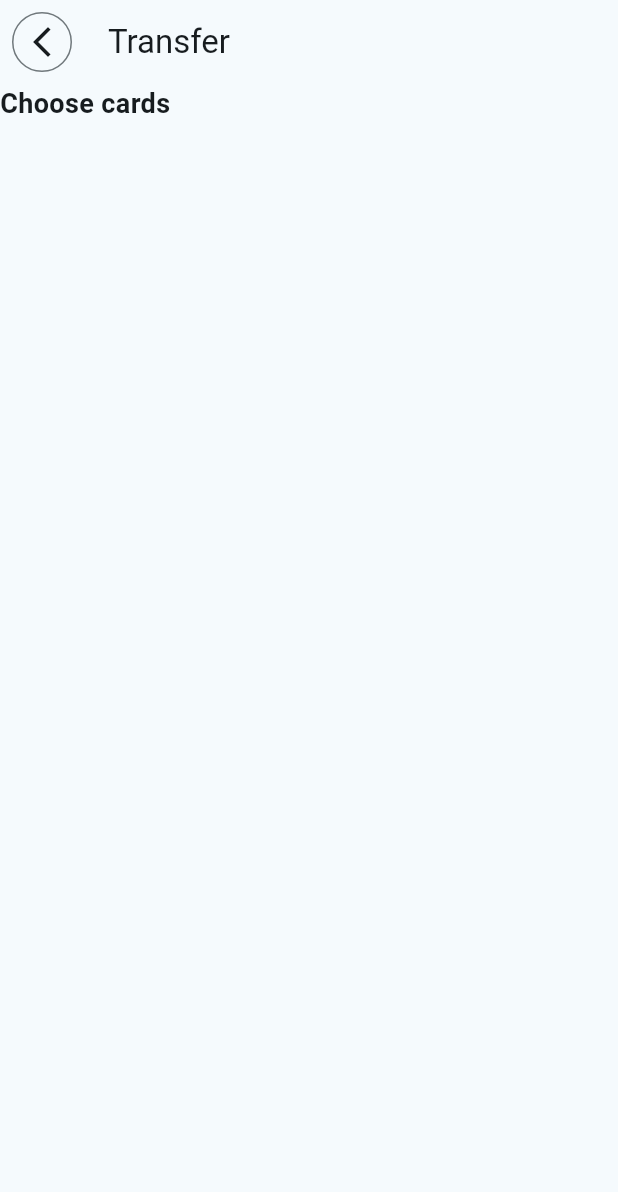
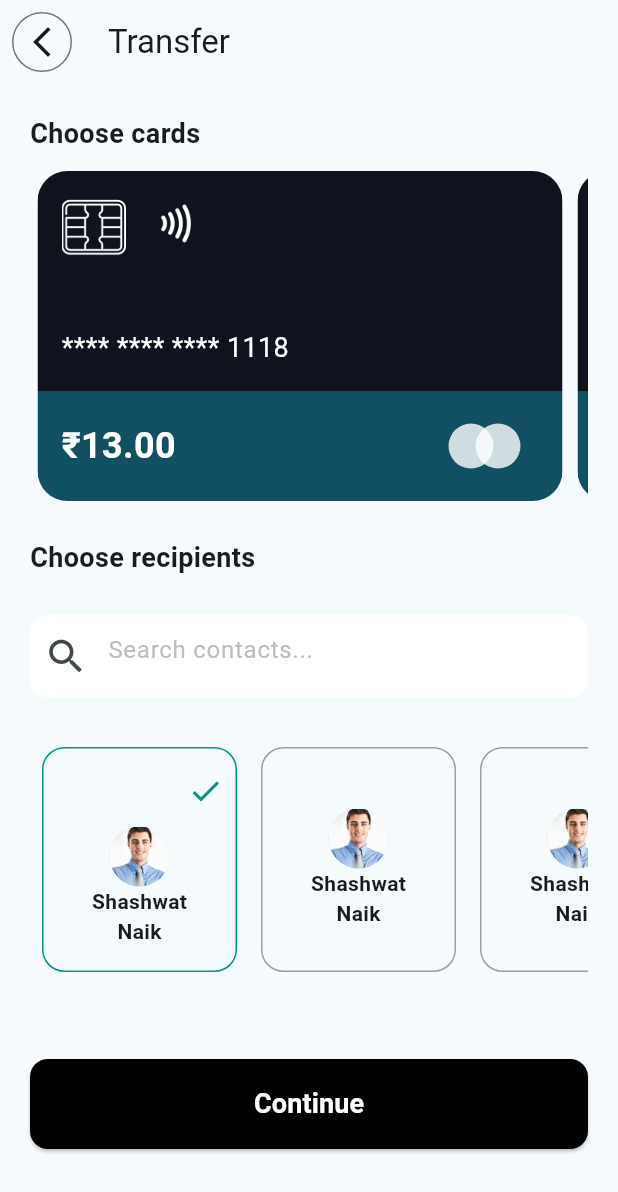
Before and after one commit to shashwat-naik/SmartPay, a Flutter app: the TransferMoney screen opened directly, on a phone screen of 412 x 824 dp. Shown: the top 1192 px of the screen. Run offline on Flutter 3.47's test engine with Material 3 defaults, Android fonts, the light colour scheme and no system bars; our stand-ins replace fl_chart.

Commit message:
Transfer Page Section

```diff
--- /dev/null
+++ b/lib/pages/top_up.dart
@@ -0,0 +1,17 @@
+import 'package:flutter/material.dart';
+
+class TopUpPage extends StatefulWidget {
+  const TopUpPage({super.key});
+
+  @override
+  State<TopUpPage> createState() => _TopUpPageState();
+}
+
+class _TopUpPageState extends State<TopUpPage> {
+  @override
+  Widget build(BuildContext context) {
+    return Scaffold(
+      body: Text("Hello"),
+    );
+  }
+}
--- a/lib/pages/transfer_money.dart
+++ b/lib/pages/transfer_money.dart
@@ -1,4 +1,5 @@
 import 'package:flutter/material.dart';
+import 'package:smart_pay/pages/top_up.dart';
 import 'package:smart_pay/widgets/credit_card.dart';
 
 class TransferMoney extends StatelessWidget {
@@ -15,6 +16,8 @@ class TransferMoney extends StatelessWidget {
         title: Text("Transfer"),
       ),
       body: SingleChildScrollView(
+        child: Padding(
+          padding: const EdgeInsets.all(20.0),
           child: Column(
             children: [
               Column(
@@ -27,16 +30,147 @@ class TransferMoney extends StatelessWidget {
                       fontWeight: FontWeight.bold,
                     ),
                   ),
-                SizedBox(height: 12,),
+                  SizedBox(
+                    height: 12,
+                  ),
                   SingleChildScrollView(
                     scrollDirection: Axis.horizontal,
-                  child: Row(),
+                    child: Row(
+                        children: List.generate(
+                            3,
+                            (index) => Padding(
+                                  padding:
+                                      EdgeInsets.symmetric(horizontal: 5.0),
+                                  child: CreditCard(),
+                                ))),
+                  )
+                ],
+              ),
+              SizedBox(
+                height: 25,
+              ),
+              Column(
+                crossAxisAlignment: CrossAxisAlignment.start,
+                children: [
+                  Text(
+                    "Choose recipients",
+                    style: TextStyle(
+                      fontSize: 18,
+                      fontWeight: FontWeight.bold,
+                    ),
+                  ),
+                  SizedBox(
+                    height: 25,
+                  ),
+                  Container(
+                    width: double.infinity,
+                    height: 55,
+                    alignment: Alignment.center,
+                    decoration: BoxDecoration(
+                      color: Colors.white,
+                      borderRadius: BorderRadius.circular(12),
+                    ),
+                    child: TextField(
+                      decoration: InputDecoration(
+                          hintText: 'Search contacts...',
+                          hintStyle: TextStyle(
+                            color: Colors.grey[400],
+                          ),
+                          border: InputBorder.none,
+                          prefixIcon: Icon(
+                            Icons.search,
+                            size: 30,
+                          )),
+                    ),
+                  ),
+                  SizedBox(
+                    height: 25,
+                  ),
+                  SingleChildScrollView(
+                      scrollDirection: Axis.horizontal,
+                      child: Row(
+                        children: List.generate(
+                          3,
+                          (index) => Padding(
+                            padding: const EdgeInsets.all(8.0),
+                            child: Container(
+                              width: 130,
+                              height: 150,
+                              decoration: BoxDecoration(
+                                  borderRadius: BorderRadius.circular(15),
+                                  border: Border.all(
+                                    color:
+                                        index == 0 ? Colors.teal : Colors.grey,
+                                  )),
+                              child: Column(
+                                mainAxisAlignment: MainAxisAlignment.center,
+                                children: [
+                                  index == 0
+                                      ? const Padding(
+                                          padding: EdgeInsets.symmetric(
+                                              horizontal: 8.0),
+                                          child: Row(
+                                            mainAxisAlignment:
+                                                MainAxisAlignment.end,
+                                            children: [
+                                              Icon(
+                                                Icons.check,
+                                                color: Colors.teal,
+                                              )
+                                            ],
+                                          ),
+                                        )
+                                      : const SizedBox(),
+                                  const SizedBox(height: 12),
+                                  const CircleAvatar(
+                                    radius: 20,
+                                    backgroundImage:
+                                        AssetImage("assets/person.jpeg"),
+                                  ),
+                                  const Text(
+                                    "Shashwat",
+                                    style:
+                                        TextStyle(fontWeight: FontWeight.bold),
+                                  ),
+                                  const Text(
+                                    "Naik",
+                                    style:
+                                        TextStyle(fontWeight: FontWeight.bold),
+                                  )
+                                ],
+                              ),
+                            ),
+                          ),
+                        ),
+                      )),
+                  SizedBox(height: 50),
+                  ElevatedButton(
+                    onPressed: () {
+                      Navigator.push(
+                          context,
+                          MaterialPageRoute(
+                              builder: (context) => const TopUpPage()));
+                    },
+                    style: ElevatedButton.styleFrom(
+                        backgroundColor: Colors.black,
+                        foregroundColor: Colors.white,
+                        fixedSize: const Size(double.maxFinite, 60),
+                        shape: RoundedRectangleBorder(
+                            borderRadius: BorderRadius.circular(12))),
+                    child: const Text(
+                      "Continue",
+                      style: TextStyle(
+                        fontSize: 18,
+                        fontWeight: FontWeight.bold,
+                      ),
+                    ),
                   )
                 ],
               )
             ],
           ),
         ),
+      ),
     );
   }
 }
--- a/lib/widgets/credit_card.dart
+++ b/lib/widgets/credit_card.dart
@@ -7,6 +7,7 @@ class CreditCard extends StatelessWidget {
   Widget build(BuildContext context) {
     return Container(
         height: 220,
+        width: 350,
         decoration: BoxDecoration(borderRadius: BorderRadius.circular(20)),
         child: ClipRRect(
           borderRadius: BorderRadius.circular(20),
```
Lines whose indentation alone changed are shown as unchanged.
